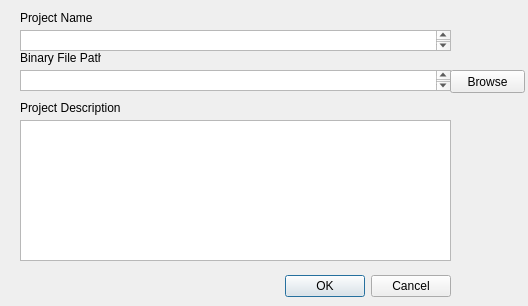
The window that newProject.ui (maurygrin/Software-Project-Team9) describes before a commit, drawn with Qt 5.
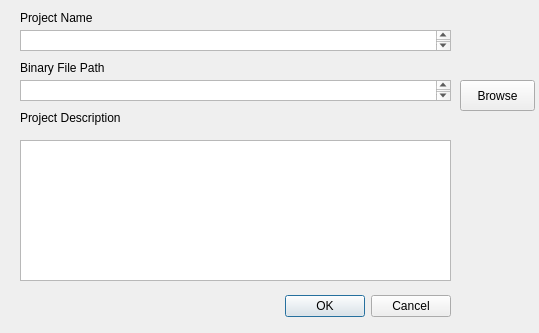
The same window after the commit.

Commit message: Create Project

Patch:
```diff
--- a/newProject.ui
+++ b/newProject.ui
@@ -6,8 +6,8 @@
    <rect>
     <x>0</x>
     <y>0</y>
-    <width>528</width>
-    <height>306</height>
+    <width>539</width>
+    <height>333</height>
    </rect>
   </property>
   <property name="windowTitle">
@@ -17,7 +17,7 @@
    <property name="geometry">
     <rect>
      <x>110</x>
-     <y>270</y>
+     <y>290</y>
      <width>341</width>
      <height>32</height>
     </rect>
@@ -56,7 +56,7 @@
    <property name="geometry">
     <rect>
      <x>20</x>
-     <y>100</y>
+     <y>110</y>
      <width>131</width>
      <height>16</height>
     </rect>
@@ -69,7 +69,7 @@
    <property name="geometry">
     <rect>
      <x>20</x>
-     <y>120</y>
+     <y>140</y>
      <width>431</width>
      <height>141</height>
     </rect>
@@ -79,7 +79,7 @@
    <property name="geometry">
     <rect>
      <x>20</x>
-     <y>70</y>
+     <y>80</y>
      <width>431</width>
      <height>21</height>
     </rect>
@@ -89,8 +89,8 @@
    <property name="geometry">
     <rect>
      <x>20</x>
-     <y>50</y>
-     <width>81</width>
+     <y>60</y>
+     <width>111</width>
      <height>16</height>
     </rect>
    </property>
@@ -101,10 +101,10 @@
   <widget class="QPushButton" name="binaryFilePathBrowse">
    <property name="geometry">
     <rect>
-     <x>450</x>
-     <y>70</y>
+     <x>460</x>
+     <y>80</y>
      <width>75</width>
-     <height>23</height>
+     <height>31</height>
     </rect>
    </property>
    <property name="text">
```
Left out of the diff: 10 changed lines with no effect on the pictures. The commit also changes 2 other files.
